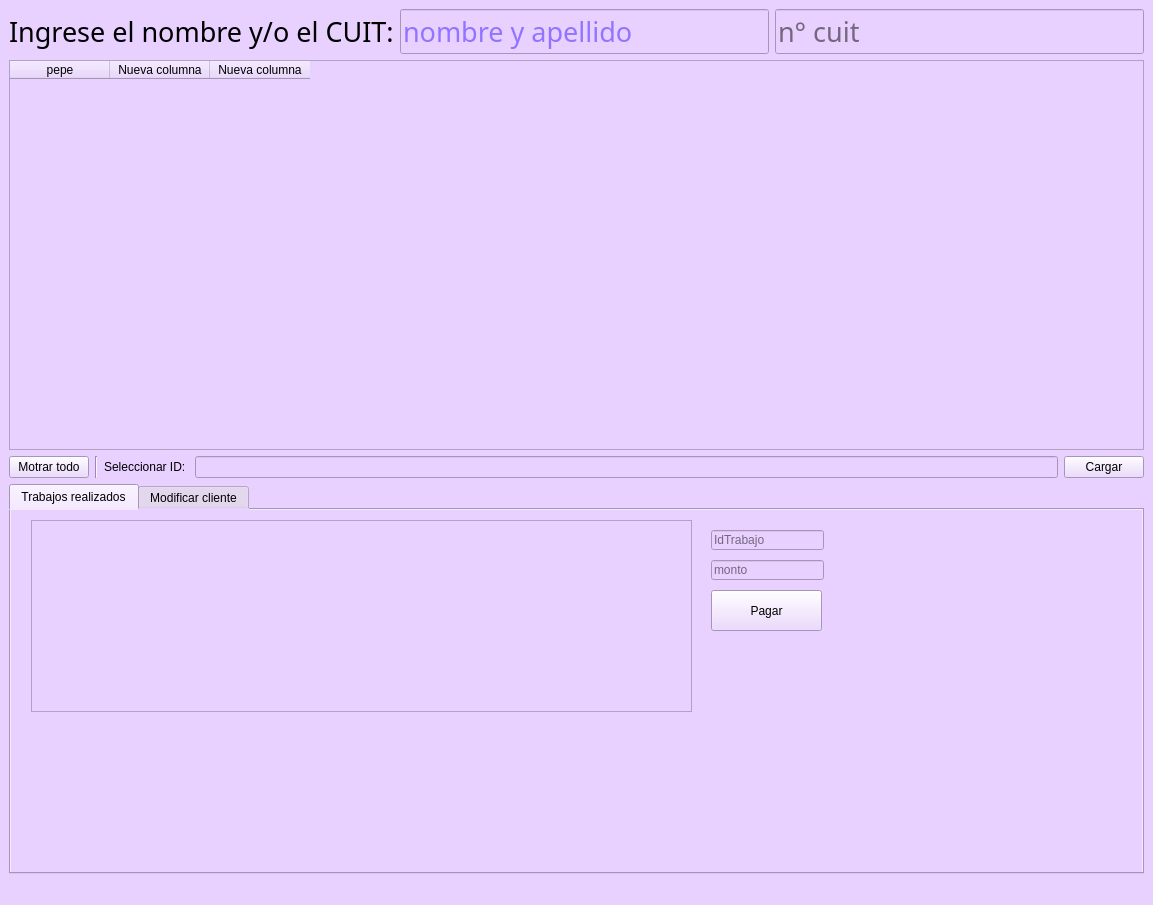
operador1/consultor_en_ti, file buscar_cliente.ui: the form before one commit.
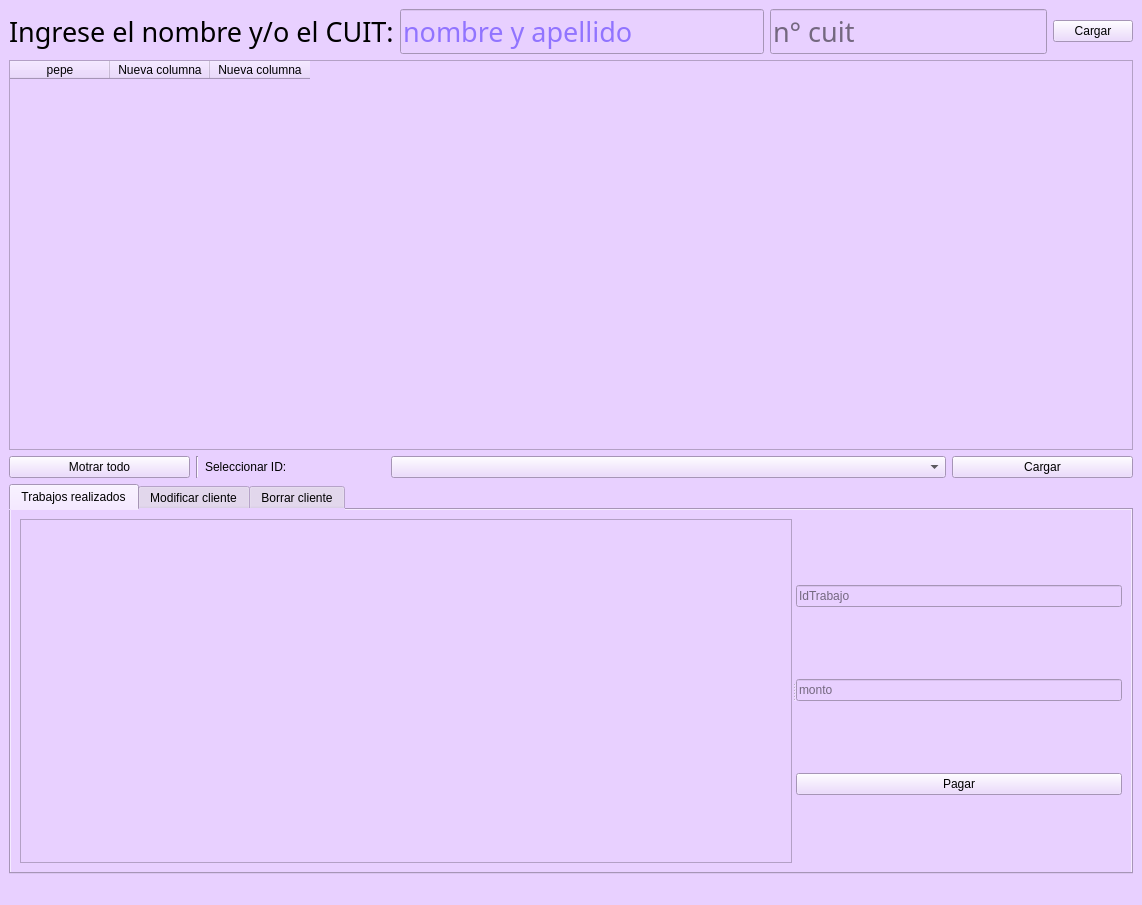
The form after the commit. The open tabs and pages were chosen to show the change.

Diff of the .ui file:
```diff
--- a/buscar_cliente.ui
+++ b/buscar_cliente.ui
@@ -6,7 +6,7 @@
    <rect>
     <x>0</x>
     <y>0</y>
-    <width>1153</width>
+    <width>1142</width>
     <height>905</height>
    </rect>
   </property>
@@ -82,6 +82,13 @@
               </property>
              </widget>
             </item>
+            <item>
+             <widget class="QPushButton" name="pushButton_5">
+              <property name="text">
+               <string>Cargar</string>
+              </property>
+             </widget>
+            </item>
            </layout>
           </item>
          </layout>
@@ -96,6 +103,15 @@
         <property name="editTriggers">
          <set>QAbstractItemView::NoEditTriggers</set>
         </property>
+        <attribute name="horizontalHeaderVisible">
+         <bool>true</bool>
+        </attribute>
+        <attribute name="horizontalHeaderCascadingSectionResizes">
+         <bool>false</bool>
+        </attribute>
+        <attribute name="verticalHeaderVisible">
+         <bool>false</bool>
+        </attribute>
         <column>
          <property name="text">
           <string>pepe</string>
@@ -137,7 +153,20 @@
          </widget>
         </item>
         <item>
-         <widget class="QLineEdit" name="lineEdit_2"/>
+         <widget class="QComboBox" name="comboBox">
+          <property name="sizePolicy">
+           <sizepolicy hsizetype="Fixed" vsizetype="Maximum">
+            <horstretch>0</horstretch>
+            <verstretch>0</verstretch>
+           </sizepolicy>
+          </property>
+          <property name="minimumSize">
+           <size>
+            <width>555</width>
+            <height>0</height>
+           </size>
+          </property>
+         </widget>
         </item>
         <item>
          <widget class="QPushButton" name="pushButton_2">
@@ -163,55 +192,45 @@
          <attribute name="title">
           <string>Trabajos realizados</string>
          </attribute>
+         <layout class="QHBoxLayout" name="horizontalLayout_13">
+          <item>
+           <widget class="QSplitter" name="splitter">
+            <property name="orientation">
+             <enum>Qt::Horizontal</enum>
+            </property>
          <widget class="QTableWidget" name="tableWidget_3">
-          <property name="geometry">
-           <rect>
-            <x>20</x>
-            <y>10</y>
-            <width>661</width>
-            <height>192</height>
-           </rect>
-          </property>
-         </widget>
+             <attribute name="verticalHeaderVisible">
+              <bool>false</bool>
+             </attribute>
+            </widget>
+            <widget class="QWidget" name="layoutWidget">
+             <layout class="QVBoxLayout" name="verticalLayout_5">
+              <item>
          <widget class="QLineEdit" name="lineEdit_10">
-          <property name="geometry">
-           <rect>
-            <x>700</x>
-            <y>20</y>
-            <width>113</width>
-            <height>20</height>
-           </rect>
-          </property>
           <property name="placeholderText">
            <string>IdTrabajo</string>
           </property>
          </widget>
+              </item>
+              <item>
          <widget class="QLineEdit" name="lineEdit_11">
-          <property name="geometry">
-           <rect>
-            <x>700</x>
-            <y>50</y>
-            <width>113</width>
-            <height>20</height>
-           </rect>
-          </property>
           <property name="placeholderText">
            <string>monto</string>
           </property>
          </widget>
+              </item>
+              <item>
          <widget class="QPushButton" name="pushButton_4">
-          <property name="geometry">
-           <rect>
-            <x>700</x>
-            <y>80</y>
-            <width>111</width>
-            <height>41</height>
-           </rect>
-          </property>
           <property name="text">
            <string>Pagar</string>
           </property>
          </widget>
+              </item>
+             </layout>
+            </widget>
+           </widget>
+          </item>
+         </layout>
         </widget>
         <widget class="QWidget" name="tab_4">
          <attribute name="title">
@@ -427,6 +446,37 @@
           </item>
          </layout>
         </widget>
+        <widget class="QWidget" name="tab_2">
+         <attribute name="title">
+          <string>Borrar cliente</string>
+         </attribute>
+         <widget class="QPushButton" name="pushButton_6">
+          <property name="geometry">
+           <rect>
+            <x>40</x>
+            <y>90</y>
+            <width>75</width>
+            <height>27</height>
+           </rect>
+          </property>
+          <property name="text">
+           <string>Borrar</string>
+          </property>
+         </widget>
+         <widget class="QLabel" name="label_2">
+          <property name="geometry">
+           <rect>
+            <x>30</x>
+            <y>20</y>
+            <width>131</width>
+            <height>19</height>
+           </rect>
+          </property>
+          <property name="text">
+           <string>Borrar cliente tal...</string>
+          </property>
+         </widget>
+        </widget>
        </widget>
       </item>
      </layout>
```
Left out of the diff: 14 changed lines with no effect on the pictures. Lines whose indentation alone changed are shown as unchanged.
